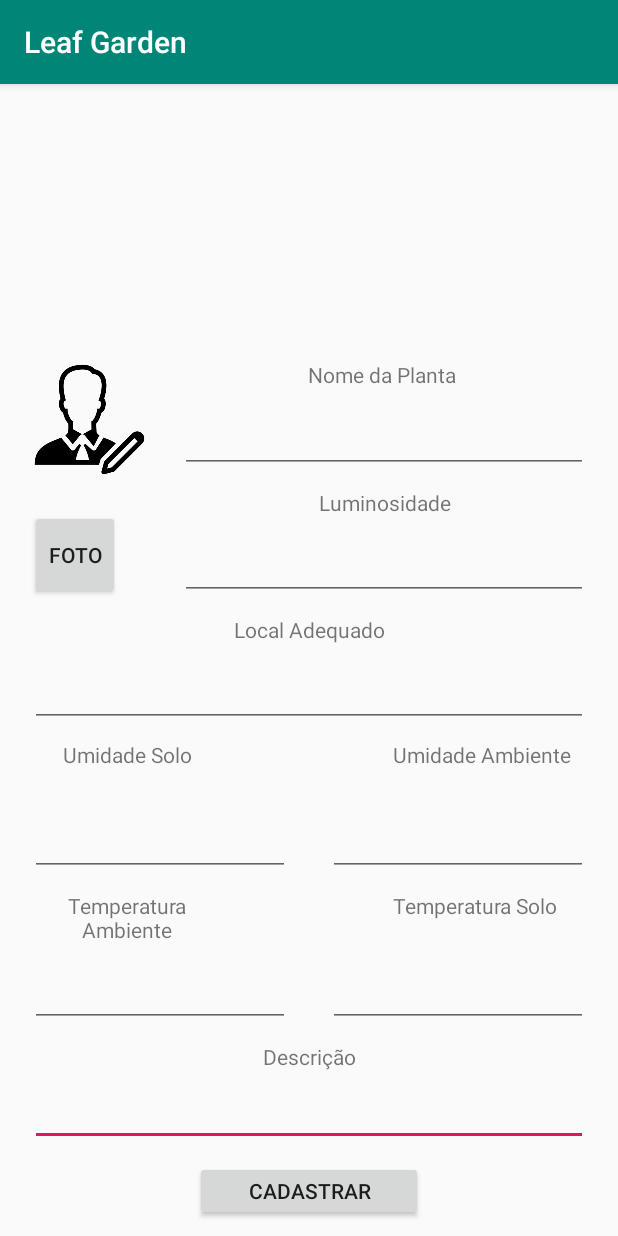
After one commit to ChigorGomes/SD2019-01, an Android app: the CadastraPlanta screen opened directly, with no data from a screen before it, on a phone screen of 412 x 824 dp. The commit adds this screen. Run offline under Robolectric (Android 15) with nearby library versions, the phone set to English and light mode, and no system bars.

Commit message:
Adicionando a tela cadastrar planta

```diff
--- a/LeafGarden/APP/app/src/main/AndroidManifest.xml
+++ b/LeafGarden/APP/app/src/main/AndroidManifest.xml
@@ -1,7 +1,8 @@
 <?xml version="1.0" encoding="utf-8"?>
 <manifest xmlns:android="http://schemas.android.com/apk/res/android"
     package="com.app.leafgarden">
-    <uses-permission android:name="android.permission.INTERNET"></uses-permission>
+
+    <uses-permission android:name="android.permission.INTERNET" />
 
     <application
         android:allowBackup="true"
@@ -10,7 +11,8 @@
         android:roundIcon="@mipmap/ic_launcher_round"
         android:supportsRtl="true"
         android:theme="@style/AppTheme">
-        <activity android:name=".SensorPlanta"></activity>
+        <activity android:name=".CadastraPlanta"></activity>
+        <activity android:name=".SensorPlanta" />
         <activity android:name=".MeuJardim" />
         <activity android:name=".AdcPlanta" />
         <activity android:name=".InfoPlanta" />
--- a/LeafGarden/APP/app/src/main/java/DAO/UsuarioDAO.java
+++ b/LeafGarden/APP/app/src/main/java/DAO/UsuarioDAO.java
@@ -50,8 +50,8 @@ public class UsuarioDAO {
         String sql="SELECT * FROM usuario WHERE email='"+email+"' AND senha='"+senha+"'";
         Cursor cursor= this.database.rawQuery(sql,null);
         if(cursor.moveToNext()){
-            usuario= new Usuario(cursor.getString(0),cursor.getString(1),cursor.getString(2),cursor.getInt(3),
-                    cursor.getInt(4));
+            usuario= new Usuario(cursor.getString(1),cursor.getString(2),cursor.getString(3),cursor.getInt(4),
+                    cursor.getInt(5));
         }cursor.close();
         return usuario;
 
--- /dev/null
+++ b/LeafGarden/APP/app/src/main/java/com/app/leafgarden/CadastraPlanta.java
@@ -0,0 +1,69 @@
+package com.app.leafgarden;
+
+import android.support.v7.app.AppCompatActivity;
+import android.os.Bundle;
+import android.view.View;
+import android.widget.Button;
+import android.widget.EditText;
+import android.widget.ImageView;
+import android.widget.Toast;
+
+public class CadastraPlanta extends AppCompatActivity {
+
+    EditText nomePlanta;
+    EditText descricaoPlanta;
+    EditText localAdequado;
+    EditText tempAmbiente;
+    EditText umidadeAmbiente;
+    EditText tempSolo;
+    EditText umidadeSolo;
+    EditText luminosidade;
+    Button cadastrarPlanta;
+    ImageView imagemPlanta;
+    Button adcImagemPlanta;
+
+
+    @Override
+    protected void onCreate(Bundle savedInstanceState) {
+        super.onCreate(savedInstanceState);
+        setContentView(R.layout.activity_cadastra_planta);
+
+
+        nomePlanta = (EditText) findViewById(R.id.editTextNomePlanta);
+        descricaoPlanta = (EditText) findViewById(R.id.editTextDescricaoPlanta);
+        localAdequado = (EditText) findViewById(R.id.editTextLocAdequado);
+        tempAmbiente = (EditText) findViewById(R.id.editTextSensorTempAmbiente);
+        umidadeAmbiente = (EditText) findViewById(R.id.editTextSensorUmidadeAmbiente);
+        tempSolo = (EditText) findViewById(R.id.editTextSensorTempSolo);
+        umidadeSolo = (EditText) findViewById(R.id.editTextSensorUmidadeSolo);
+        luminosidade = (EditText) findViewById(R.id.editTextLuminosidade);
+        cadastrarPlanta = (Button) findViewById(R.id.buttonCadastrarPlanta);
+        imagemPlanta = (ImageView) findViewById(R.id.imageViewPlanta);
+        adcImagemPlanta = (Button) findViewById(R.id.buttonImagemPlanta);
+
+        cadastrarPlanta.setOnClickListener(new View.OnClickListener() {
+            @Override
+            public void onClick(View view) {
+                if(nomePlanta.getText().toString().equals("")){
+                    Toast.makeText(CadastraPlanta.this,"Preencha o campo nome!",Toast.LENGTH_SHORT).show();
+                }else if(luminosidade.getText().toString().equals("")){
+                    Toast.makeText(CadastraPlanta.this,"Preencha o campo luminosidadel!",Toast.LENGTH_SHORT).show();
+                } else if(localAdequado.getText().toString().equals("")){
+                    Toast.makeText(CadastraPlanta.this,"Preencha o campo local!",Toast.LENGTH_SHORT).show();
+                }else if(umidadeSolo.getText().toString().equals("")){
+                    Toast.makeText(CadastraPlanta.this,"Preencha o campo umidade solo!",Toast.LENGTH_SHORT).show();
+                }else if(umidadeAmbiente.getText().toString().equals("")){
+                    Toast.makeText(CadastraPlanta.this,"Preencha o campo umidade ambiente!",Toast.LENGTH_SHORT).show();
+                }else if(tempAmbiente.getText().toString().equals("")){
+                    Toast.makeText(CadastraPlanta.this,"Preencha o campo temperatura ambiente!",Toast.LENGTH_SHORT).show();
+                }else if(tempSolo.getText().toString().equals("")){
+                    Toast.makeText(CadastraPlanta.this,"Preencha o campo temperatura solo!",Toast.LENGTH_SHORT).show();
+                }else  if(descricaoPlanta.getText().toString().equals("")){
+                    Toast.makeText(CadastraPlanta.this,"Preencha o campo descrição!",Toast.LENGTH_SHORT).show();
+                }
+            }
+        });
+
+
+    }
+}
--- /dev/null
+++ b/LeafGarden/APP/app/src/main/res/layout/activity_cadastra_planta.xml
@@ -0,0 +1,240 @@
+<?xml version="1.0" encoding="utf-8"?>
+<RelativeLayout xmlns:android="http://schemas.android.com/apk/res/android"
+    xmlns:app="http://schemas.android.com/apk/res-auto"
+    xmlns:tools="http://schemas.android.com/tools"
+    android:layout_width="match_parent"
+    android:layout_height="match_parent"
+    tools:context=".CadastraPlanta">
+
+    <TextView
+        android:id="@+id/textView9"
+        android:layout_width="79dp"
+        android:layout_height="wrap_content"
+        android:layout_above="@+id/editTextDescricaoPlanta"
+        android:layout_alignParentStart="true"
+        android:layout_alignParentEnd="true"
+        android:layout_marginStart="20dp"
+        android:layout_marginEnd="20dp"
+        android:layout_marginBottom="10dp"
+        android:text="@string/descricao"
+        android:textAlignment="center" />
+
+    <EditText
+        android:id="@+id/editTextDescricaoPlanta"
+        android:layout_width="200dp"
+        android:layout_height="40dp"
+        android:layout_above="@+id/buttonCadastrarPlanta"
+        android:layout_alignParentStart="true"
+        android:layout_alignParentEnd="true"
+        android:layout_marginStart="20dp"
+        android:layout_marginEnd="20dp"
+        android:layout_marginBottom="10dp"
+        android:ems="10"
+        android:gravity="start|top"
+        android:inputType="textMultiLine" />
+
+    <EditText
+        android:id="@+id/editTextSensorTempAmbiente"
+        android:layout_width="173dp"
+        android:layout_height="wrap_content"
+        android:layout_above="@+id/textView9"
+        android:layout_alignParentStart="true"
+        android:layout_marginStart="20dp"
+        android:layout_marginEnd="25dp"
+        android:layout_marginBottom="10dp"
+        android:layout_toStartOf="@+id/editTextSensorTempSolo"
+        android:ems="10"
+        android:inputType="textPersonName" />
+
+    <TextView
+        android:id="@+id/textView13"
+        android:layout_width="130dp"
+        android:layout_height="35dp"
+        android:layout_above="@+id/editTextSensorTempAmbiente"
+        android:layout_alignParentStart="true"
+        android:layout_marginStart="20dp"
+        android:layout_marginEnd="87dp"
+        android:layout_marginBottom="10dp"
+        android:text="@string/tempAmbiente"
+        android:textAlignment="center" />
+
+    <EditText
+        android:id="@+id/editTextSensorTempSolo"
+        android:layout_width="173dp"
+        android:layout_height="wrap_content"
+        android:layout_above="@+id/textView9"
+        android:layout_alignParentEnd="true"
+        android:layout_marginEnd="20dp"
+        android:layout_marginBottom="10dp"
+        android:ems="10"
+        android:inputType="textPersonName" />
+
+    <TextView
+        android:id="@+id/textView15"
+        android:layout_width="130dp"
+        android:layout_height="35dp"
+        android:layout_above="@+id/editTextSensorTempSolo"
+        android:layout_alignParentEnd="true"
+        android:layout_marginEnd="20dp"
+        android:layout_marginBottom="10dp"
+        android:text="@string/tempSolo" />
+
+    <EditText
+        android:id="@+id/editTextSensorUmidadeSolo"
+        android:layout_width="173dp"
+        android:layout_height="wrap_content"
+        android:layout_above="@+id/textView13"
+        android:layout_alignParentStart="true"
+        android:layout_marginStart="20dp"
+        android:layout_marginBottom="10dp"
+        android:ems="10"
+        android:inputType="textPersonName" />
+
+    <EditText
+        android:id="@+id/editTextSensorUmidadeAmbiente"
+        android:layout_width="173dp"
+        android:layout_height="wrap_content"
+        android:layout_above="@+id/textView15"
+        android:layout_alignParentEnd="true"
+        android:layout_marginEnd="20dp"
+        android:layout_marginBottom="10dp"
+        android:ems="10"
+        android:inputType="textPersonName" />
+
+    <TextView
+        android:id="@+id/textView16"
+        android:layout_width="130dp"
+        android:layout_height="35dp"
+        android:layout_above="@+id/editTextSensorUmidadeSolo"
+        android:layout_alignParentStart="true"
+        android:layout_marginStart="20dp"
+        android:layout_marginBottom="10dp"
+        android:text="@string/umidadeSolo"
+        android:textAlignment="center" />
+
+    <TextView
+        android:id="@+id/textView17"
+        android:layout_width="130dp"
+        android:layout_height="35dp"
+        android:layout_above="@+id/editTextSensorUmidadeAmbiente"
+        android:layout_alignParentEnd="true"
+        android:layout_marginEnd="20dp"
+        android:layout_marginBottom="10dp"
+        android:text="@string/umidadeAmbiente" />
+
+    <EditText
+        android:id="@+id/editTextLocAdequado"
+        android:layout_width="wrap_content"
+        android:layout_height="wrap_content"
+        android:layout_above="@+id/textView9"
+        android:layout_alignParentStart="true"
+        android:layout_alignParentEnd="true"
+        android:layout_marginStart="20dp"
+        android:layout_marginEnd="20dp"
+        android:layout_marginBottom="210dp"
+        android:ems="10"
+        android:gravity="start|top"
+        android:inputType="textMultiLine" />
+
+    <TextView
+        android:id="@+id/textView18"
+        android:layout_width="wrap_content"
+        android:layout_height="wrap_content"
+        android:layout_above="@+id/editTextLocAdequado"
+        android:layout_alignParentStart="true"
+        android:layout_alignParentEnd="true"
+        android:layout_marginStart="20dp"
+        android:layout_marginEnd="20dp"
+        android:layout_marginBottom="10dp"
+        android:text="@string/locAdequado"
+        android:textAlignment="center" />
+
+    <ImageView
+        android:id="@+id/imageViewPlanta"
+        android:layout_width="80dp"
+        android:layout_height="80dp"
+        android:layout_above="@+id/buttonImagemPlanta"
+        android:layout_alignParentStart="true"
+        android:layout_marginStart="20dp"
+        android:layout_marginBottom="20dp"
+        app:srcCompat="@drawable/conta" />
+
+    <EditText
+        android:id="@+id/editTextLuminosidade"
+        android:layout_width="wrap_content"
+        android:layout_height="wrap_content"
+        android:layout_above="@+id/textView18"
+        android:layout_alignParentEnd="true"
+        android:layout_marginStart="20dp"
+        android:layout_marginEnd="20dp"
+        android:layout_marginBottom="10dp"
+        android:layout_toEndOf="@+id/imageViewPlanta"
+        android:ems="10"
+        android:inputType="textPersonName" />
+
+    <TextView
+        android:id="@+id/textView19"
+        android:layout_width="wrap_content"
+        android:layout_height="wrap_content"
+        android:layout_above="@+id/editTextLuminosidade"
+        android:layout_alignParentEnd="true"
+        android:layout_marginStart="20dp"
+        android:layout_marginEnd="20dp"
+        android:layout_marginBottom="10dp"
+        android:layout_toEndOf="@+id/imageViewPlanta"
+        android:text="@string/lumi"
+        android:textAlignment="center" />
+
+    <EditText
+        android:id="@+id/editTextNomePlanta"
+        android:layout_width="wrap_content"
+        android:layout_height="wrap_content"
+        android:layout_above="@+id/textView19"
+        android:layout_alignParentEnd="true"
+        android:layout_marginStart="20dp"
+        android:layout_marginEnd="20dp"
+        android:layout_marginBottom="10dp"
+        android:layout_toEndOf="@+id/imageViewPlanta"
+        android:ems="10"
+        android:inputType="textPersonName" />
+
+    <TextView
+        android:id="@+id/textView21"
+        android:layout_width="251dp"
+        android:layout_height="20dp"
+        android:layout_above="@+id/editTextNomePlanta"
+        android:layout_alignParentEnd="true"
+        android:layout_marginStart="20dp"
+        android:layout_marginEnd="22dp"
+        android:layout_marginBottom="10dp"
+        android:layout_toEndOf="@+id/imageViewPlanta"
+        android:gravity="center"
+        android:text="@string/nomePlant"
+        android:textAlignment="center" />
+
+    <Button
+        android:id="@+id/buttonImagemPlanta"
+        android:layout_width="84dp"
+        android:layout_height="60dp"
+        android:layout_above="@+id/textView18"
+        android:layout_alignParentStart="true"
+        android:layout_marginStart="20dp"
+        android:layout_marginEnd="20dp"
+        android:layout_marginBottom="10dp"
+        android:layout_toStartOf="@+id/editTextLuminosidade"
+        android:text="@string/adcFoto" />
+
+    <Button
+        android:id="@+id/buttonCadastrarPlanta"
+        android:layout_width="30dp"
+        android:layout_height="40dp"
+        android:layout_alignParentStart="true"
+        android:layout_alignParentEnd="true"
+        android:layout_alignParentBottom="true"
+        android:layout_marginStart="130dp"
+        android:layout_marginEnd="130dp"
+        android:layout_marginBottom="10dp"
+        android:text="@string/cadastrarPlanta"
+        android:textSize="14sp" />
+
+</RelativeLayout>
--- a/LeafGarden/APP/app/src/main/res/layout/activity_main.xml
+++ b/LeafGarden/APP/app/src/main/res/layout/activity_main.xml
@@ -21,7 +21,7 @@
         android:textStyle="bold" />
 
     <TextView
-        android:id="@+id/textViewGoogle"
+        android:id="@+id/textViewCadastroPlanta"
         android:layout_width="300dp"
         android:layout_height="wrap_content"
         android:layout_above="@+id/textViewNovaConta"
@@ -37,7 +37,7 @@
         android:id="@+id/buttonEntrar"
         android:layout_width="200dp"
         android:layout_height="wrap_content"
-        android:layout_above="@+id/textViewGoogle"
+        android:layout_above="@+id/textViewCadastroPlanta"
         android:layout_alignParentStart="true"
         android:layout_alignParentEnd="true"
         android:layout_marginStart="104dp"
--- a/LeafGarden/APP/app/src/main/res/values/strings.xml
+++ b/LeafGarden/APP/app/src/main/res/values/strings.xml
@@ -21,13 +21,6 @@
     <string name="adc">Adicionar planta</string>
     <string name="plus">+</string>
     <string name="minhasPlantas">Minhas Plantas</string>
-
-    <!--Região Norte. ...-->
-    <!--Região Nordeste. ...-->
-    <!--Região Centro-Oeste. ...-->
-    <!--Região Sudeste. ...-->
-    <!--Região Sul.-->
-
     <string-array name="regiao">
         <item></item>
         <item>Norte</item>
@@ -37,5 +30,19 @@
         <item>Sul</item>
     </string-array>
 
+    <!--PLANTA -->
+    <string name="nomePlant">Nome da Planta</string>
+    <string name="descricao">Descrição</string>
+    <string name="locAdequado">Local Adequado</string>
+    <string name="tempAmbiente">Temperatura Ambiente</string>
+    <string name="umidadeAmbiente">Umidade Ambiente</string>
+    <string name="tempSolo">Temperatura Solo</string>
+    <string name="umidadeSolo">Umidade Solo</string>
+    <string name="lumi">Luminosidade</string>
+    <string name="cadastrarPlanta">Cadastrar</string>
+    <string name="adcFoto">Foto</string>
+    <!--<string name=""></string>-->
+    <!--<string name=""></string>-->
+    <!--<string name=""></string>-->
 
 </resources>
```
Also changed, not shown: LeafGarden/APP/app/src/main/java/BD/BancoDeDados.java (+21 -0 lines), LeafGarden/APP/app/src/main/java/Classe/Planta.java (added, +112 -0 lines), LeafGarden/APP/app/src/main/java/DAO/PlantaDAO.java (added, +32 -0 lines), LeafGarden/APP/app/src/main/java/com/app/leafgarden/MainActivity.java (+23 -8 lines).
